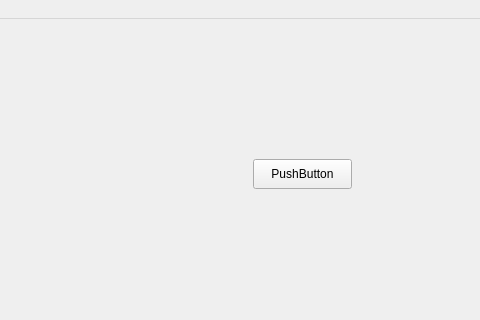
Before: the Qt Designer form CPU-Usage/mainwindow.ui in jentor67/Qt6Cmake, drawn with Qt 5; both pictures show x 227 to 707 and y 0 to 320 of the 800 by 600 pixel window.
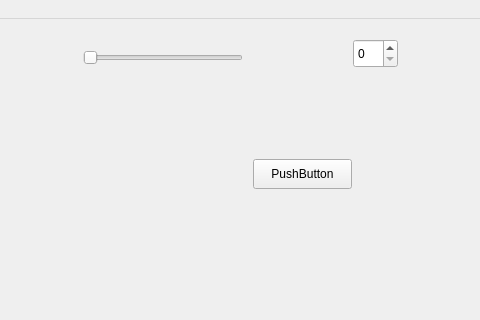
After: the same form once the commit is applied.

What changed in the file:
```diff
--- a/CPU-Usage/mainwindow.ui
+++ b/CPU-Usage/mainwindow.ui
@@ -92,6 +92,40 @@
      <string>PushButton</string>
     </property>
    </widget>
+   <widget class="QWidget" name="verticalLayoutWidget">
+    <property name="geometry">
+     <rect>
+      <x>470</x>
+      <y>260</y>
+      <width>160</width>
+      <height>251</height>
+     </rect>
+    </property>
+    <layout class="QVBoxLayout" name="vlB1"/>
+   </widget>
+   <widget class="QSlider" name="horizontalSlider">
+    <property name="geometry">
+     <rect>
+      <x>310</x>
+      <y>30</y>
+      <width>160</width>
+      <height>18</height>
+     </rect>
+    </property>
+    <property name="orientation">
+     <enum>Qt::Orientation::Horizontal</enum>
+    </property>
+   </widget>
+   <widget class="QSpinBox" name="spinBox">
+    <property name="geometry">
+     <rect>
+      <x>580</x>
+      <y>20</y>
+      <width>45</width>
+      <height>29</height>
+     </rect>
+    </property>
+   </widget>
   </widget>
   <widget class="QMenuBar" name="menubar">
    <property name="geometry">
```
Left out of the diff: 19 changed lines with no effect on the pictures.
